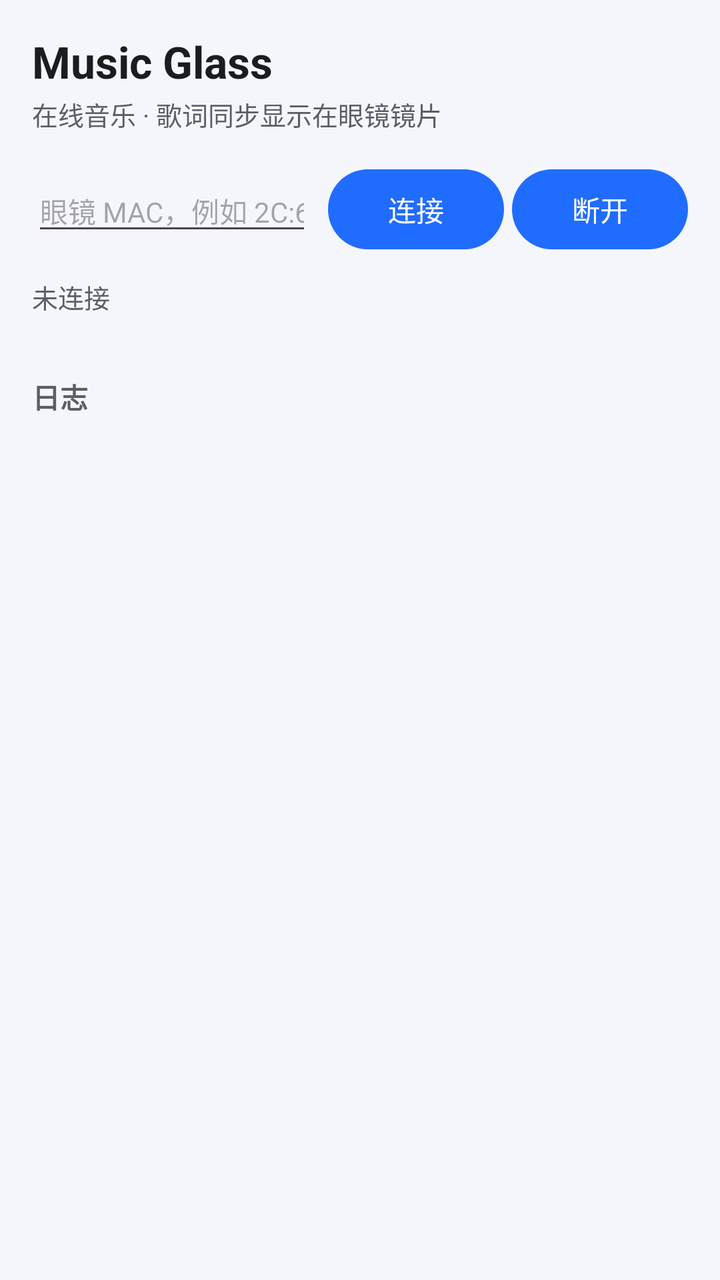
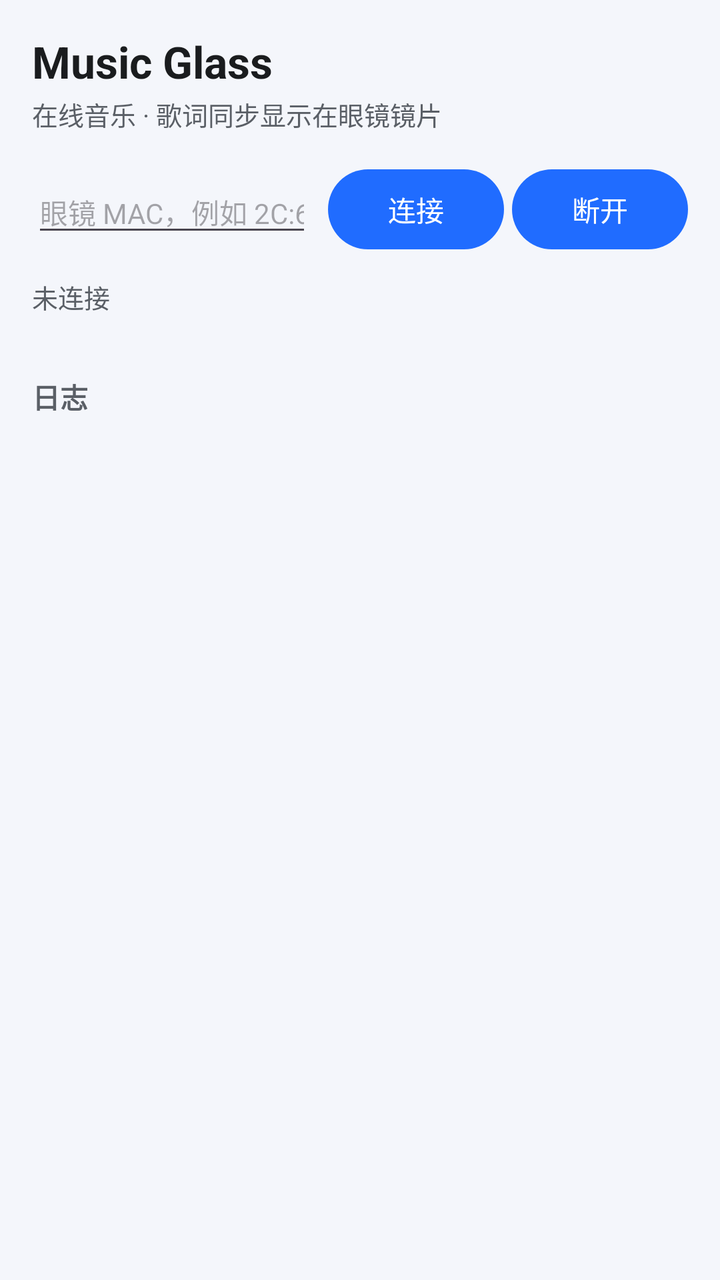

An Android layout rendered at two revisions. The XML below is the earlier revision; the diff shows what the commit changed to produce the second picture.
<!-- AndroidManifest.xml: application theme Theme.Myvu -->
<!-- res/layout/activity_music.xml -->
<?xml version="1.0" encoding="utf-8"?>
<ScrollView xmlns:android="http://schemas.android.com/apk/res/android"
    android:layout_width="match_parent"
    android:layout_height="match_parent"
    android:fillViewport="true">

    <LinearLayout
        android:layout_width="match_parent"
        android:layout_height="wrap_content"
        android:orientation="vertical"
        android:padding="16dp">

        <TextView
            android:layout_width="match_parent"
            android:layout_height="wrap_content"
            android:text="@string/app_name"
            android:textStyle="bold"
            android:textSize="22sp"
            android:textColor="?attr/colorOnSurface" />

        <TextView
            android:layout_width="match_parent"
            android:layout_height="wrap_content"
            android:layout_marginTop="2dp"
            android:text="@string/subtitle"
            android:textSize="13sp"
            android:textColor="?attr/colorOnSurfaceVariant" />

        <LinearLayout
            android:layout_width="match_parent"
            android:layout_height="wrap_content"
            android:layout_marginTop="14dp"
            android:orientation="horizontal"
            android:gravity="centerVertical">

            <EditText
                android:id="@+id/txtMac"
                android:layout_width="0dp"
                android:layout_weight="1"
                android:layout_height="wrap_content"
                android:hint="@string/mac_hint"
                android:inputType="text"
                android:maxLines="1"
                android:textSize="14sp" />

            <Button android:id="@+id/btnConnect"
                android:layout_width="wrap_content"
                android:layout_height="wrap_content"
                android:layout_marginStart="8dp"
                android:text="@string/connect" />

            <Button android:id="@+id/btnDisconnect"
                android:layout_width="wrap_content"
                android:layout_height="wrap_content"
                android:layout_marginStart="4dp"
                android:text="@string/disconnect" />
        </LinearLayout>

        <TextView
            android:id="@+id/txtStatus"
            android:layout_width="match_parent"
            android:layout_height="wrap_content"
            android:layout_marginTop="10dp"
            android:text="@string/status_idle"
            android:textSize="13sp"
            android:textColor="?attr/colorOnSurfaceVariant" />

        
        <LinearLayout
            android:id="@+id/featureContainer"
            android:layout_width="match_parent"
            android:layout_height="wrap_content"
            android:layout_marginTop="12dp"
            android:orientation="vertical" />

        <TextView
            android:layout_width="match_parent"
            android:layout_height="wrap_content"
            android:layout_marginTop="18dp"
            android:text="@string/log_label"
            android:textStyle="bold"
            android:textSize="14sp"
            android:textColor="?attr/colorOnSurfaceVariant" />

        <TextView
            android:id="@+id/txtLog"
            android:layout_width="match_parent"
            android:layout_height="wrap_content"
            android:layout_marginTop="4dp"
            android:textSize="12sp"
            android:fontFamily="monospace"
            android:textColor="?attr/colorOnSurfaceVariant" />
    </LinearLayout>
</ScrollView>
<!-- resources referenced by this layout -->
<resources>
  <string name="app_name">Music Glass</string>
  <string name="connect">连接</string>
  <string name="disconnect">断开</string>
  <string name="log_label">日志</string>
  <string name="mac_hint">眼镜 MAC，例如 2C:6F:4E:00:DC:47</string>
  <string name="status_idle">未连接</string>
  <string name="subtitle">在线音乐 · 歌词同步显示在眼镜镜片</string>
  <style name="Theme.Myvu" parent="Theme.Material3.DayNight.NoActionBar">
          <item name="colorPrimary">@color/brand</item>
          <item name="colorOnPrimary">#FFFFFF</item>
          <item name="colorPrimaryContainer">@color/brand_container</item>
          <item name="colorOnPrimaryContainer">@color/on_brand_container</item>
  
          <item name="android:colorBackground">@color/bg_light</item>
          <item name="colorSurface">@color/surface_light</item>
          <item name="colorOnSurface">@color/on_surface_light</item>
          <item name="colorOnSurfaceVariant">@color/on_surface_variant_light</item>
          <item name="colorOutline">@color/outline_light</item>
  
          <item name="android:statusBarColor">@color/bg_light</item>
          <item name="android:windowLightStatusBar" tools:targetApi="m">true</item>
      </style>
  <color name="brand">#206CFF</color>
  <color name="brand_container">#DCE7FF</color>
  <color name="on_brand_container">#001A43</color>
  <color name="bg_light">#F4F6FB</color>
  <color name="surface_light">#FFFFFF</color>
  <color name="on_surface_light">#1A1C1E</color>
  <color name="on_surface_variant_light">#5A5F66</color>
  <color name="outline_light">#E2E6EE</color>
</resources>

<!-- the commit's change to res/layout/activity_music.xml (unified diff, before → after) -->
@@ -31,7 +31,7 @@
             android:layout_height="wrap_content"
             android:layout_marginTop="14dp"
             android:orientation="horizontal"
-            android:gravity="centerVertical">
+            android:gravity="center_vertical">
 
             <EditText
                 android:id="@+id/txtMac"
